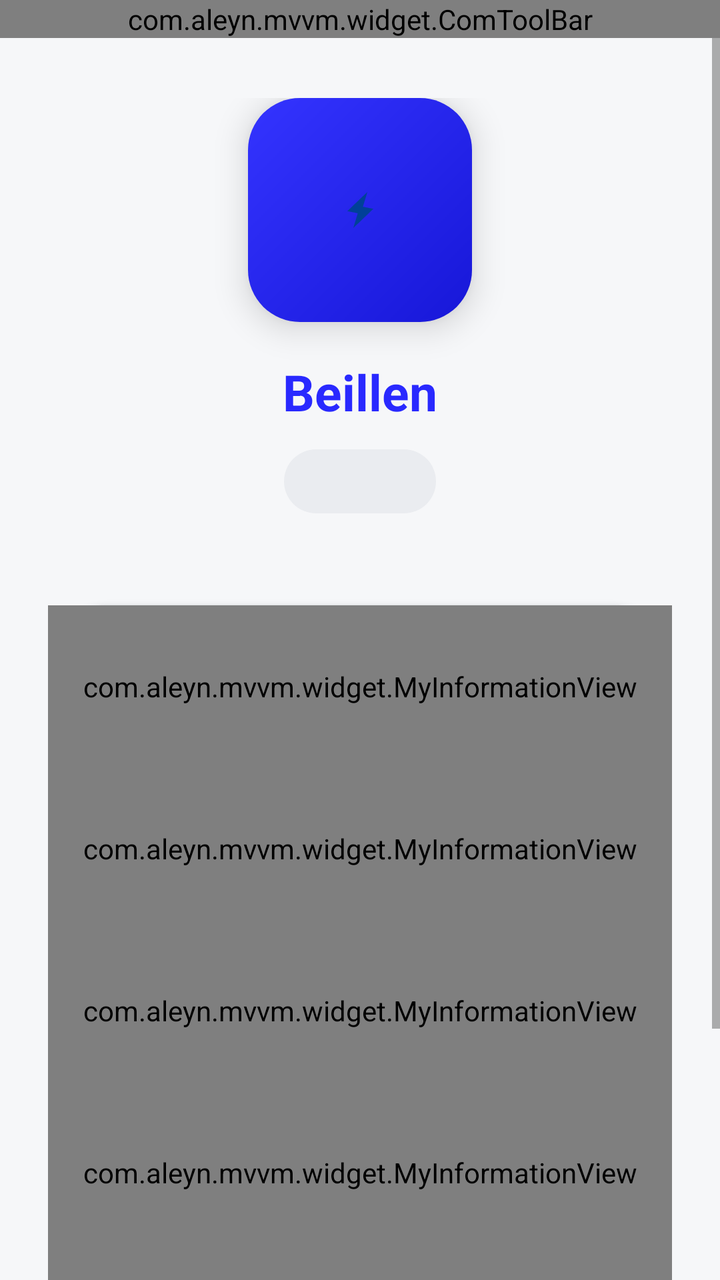
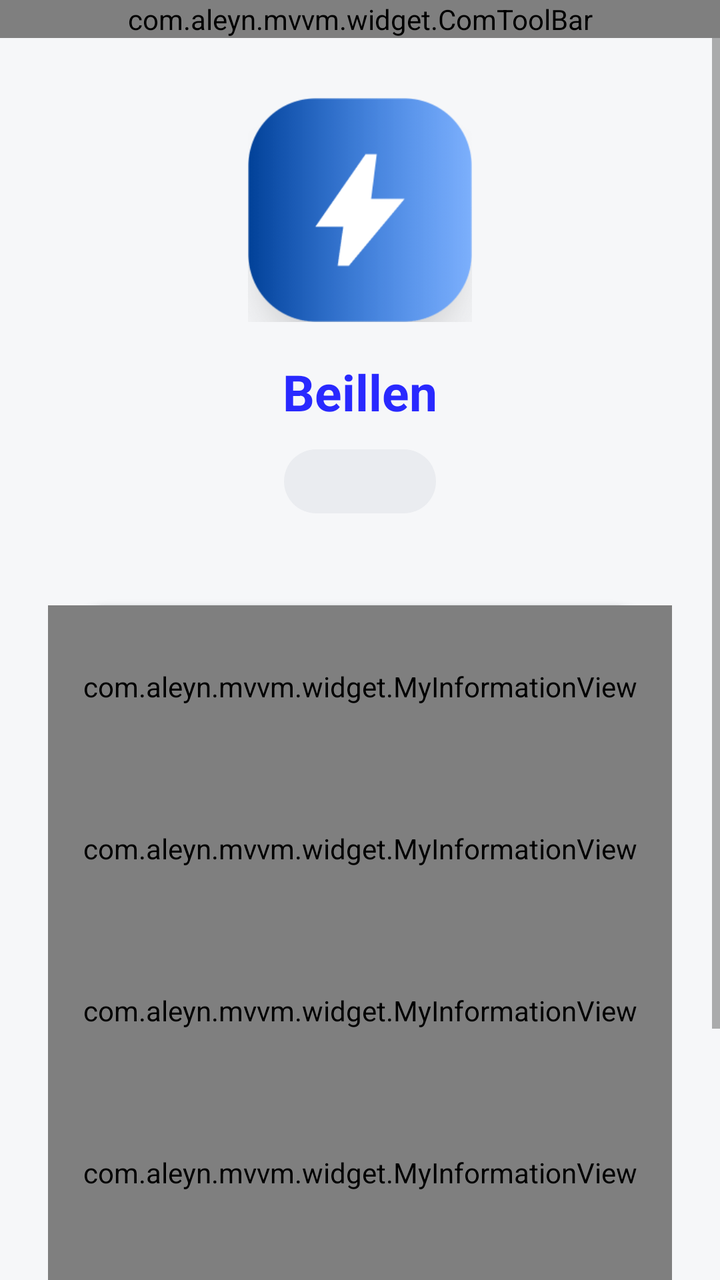

Before-and-after screenshots of an Android layout around one commit, followed by the original layout XML and the change that was made.
<!-- AndroidManifest.xml: application theme AppTheme -->
<!-- res/layout/activity_about.xml -->
<?xml version="1.0" encoding="utf-8"?>
<LinearLayout xmlns:android="http://schemas.android.com/apk/res/android"
    xmlns:app="http://schemas.android.com/apk/res-auto"
    android:layout_width="match_parent"
    android:layout_height="match_parent"
    android:background="@color/color_f6f7f9"
    android:orientation="vertical">

    <com.aleyn.mvvm.widget.ComToolBar
        android:id="@+id/toolbar"
        android:layout_width="match_parent"
        android:layout_height="wrap_content"
        android:background="@color/color_f6f7f9"
        app:tit_text="@string/about_title" />

    <ScrollView
        android:layout_width="match_parent"
        android:layout_height="0dp"
        android:layout_weight="1"
        android:clipToPadding="false"
        android:fillViewport="true"
        android:overScrollMode="never">

        <LinearLayout
            android:layout_width="match_parent"
            android:layout_height="match_parent"
            android:gravity="center_horizontal"
            android:orientation="vertical"
            android:paddingStart="24dp"
            android:paddingTop="30dp"
            android:paddingEnd="24dp"
            android:paddingBottom="28dp">

            <FrameLayout
                android:layout_width="112dp"
                android:layout_height="112dp"
                android:background="@drawable/bg_about_app_icon"
                android:elevation="10dp">

                <ImageView
                    android:layout_width="54dp"
                    android:layout_height="54dp"
                    android:layout_gravity="center"
                    android:contentDescription="@string/about_app_icon_description"
                    android:scaleType="centerInside"
                    android:src="@mipmap/ic_common_lightning_slanted"
                    app:tint="@color/color_ffffff" />
            </FrameLayout>

            <TextView
                android:layout_width="wrap_content"
                android:layout_height="wrap_content"
                android:layout_marginTop="18dp"
                android:text="@string/about_brand_name"
                android:textColor="@color/color_2929ff"
                android:textSize="25sp"
                android:textStyle="bold" />

            <TextView
                android:id="@+id/text_version"
                android:layout_width="wrap_content"
                android:layout_height="32dp"
                android:layout_marginTop="12dp"
                android:background="@drawable/bg_about_version"
                android:gravity="center"
                android:minWidth="76dp"
                android:paddingStart="15dp"
                android:paddingEnd="15dp"
                android:textColor="@color/color_77798d"
                android:textSize="14sp" />

            <LinearLayout
                android:layout_width="match_parent"
                android:layout_height="wrap_content"
                android:layout_marginTop="46dp"
                android:background="@drawable/bg_about_card"
                android:elevation="2dp"
                android:orientation="vertical">

                <com.aleyn.mvvm.widget.MyInformationView
                    android:id="@+id/item_app_version"
                    android:layout_width="match_parent"
                    android:layout_height="81dp"
                    app:is_show_arrow_right="true"
                    app:is_show_line="true"
                    app:left_icon="@mipmap/ic_information"
                    app:left_text="@string/about_app_version"
                    app:left_text_size="16sp"
                    app:right_arrow_icon="@mipmap/ic_chevron_right"
                    app:right_text_color="@color/color_77798d"
                    app:right_text_size="14sp" />

                <com.aleyn.mvvm.widget.MyInformationView
                    android:id="@+id/item_website"
                    android:layout_width="match_parent"
                    android:layout_height="81dp"
                    app:is_show_arrow_right="true"
                    app:is_show_line="true"
                    app:left_icon="@mipmap/ic_globe"
                    app:left_text="@string/about_website"
                    app:left_text_size="16sp"
                    app:right_arrow_icon="@mipmap/ic_chevron_right"
                    app:right_text="@string/about_website_display"
                    app:right_text_color="@color/color_2929ff"
                    app:right_text_size="14sp" />

                <com.aleyn.mvvm.widget.MyInformationView
                    android:id="@+id/item_phone"
                    android:layout_width="match_parent"
                    android:layout_height="81dp"
                    app:is_show_arrow_right="true"
                    app:is_show_line="true"
                    app:left_icon="@mipmap/ic_phone_outline"
                    app:left_text="@string/about_phone"
                    app:left_text_size="16sp"
                    app:right_arrow_icon="@mipmap/ic_chevron_right"
                    app:right_text="@string/about_phone_number"
                    app:right_text_color="@color/color_77798d"
                    app:right_text_size="14sp" />

                <com.aleyn.mvvm.widget.MyInformationView
                    android:id="@+id/item_email"
                    android:layout_width="match_parent"
                    android:layout_height="81dp"
                    app:is_show_arrow_right="true"
                    app:is_show_line="true"
                    app:left_icon="@mipmap/ic_email"
                    app:left_text="@string/about_email"
                    app:left_text_size="16sp"
                    app:right_arrow_icon="@mipmap/ic_chevron_right"
                    app:right_text="@string/about_email_address"
                    app:right_text_color="@color/color_77798d"
                    app:right_text_size="14sp" />

                <com.aleyn.mvvm.widget.MyInformationView
                    android:id="@+id/item_filing"
                    android:layout_width="match_parent"
                    android:layout_height="81dp"
                    app:is_show_arrow_right="true"
                    app:is_show_line="false"
                    app:left_icon="@mipmap/ic_security_shield"
                    app:left_text="@string/about_filing"
                    app:left_text_size="16sp"
                    app:right_arrow_icon="@mipmap/ic_chevron_right"
                    app:right_text="@string/about_filing_number"
                    app:right_text_color="@color/color_77798d"
                    app:right_text_size="13sp" />
            </LinearLayout>

            <Space
                android:layout_width="1dp"
                android:layout_height="0dp"
                android:layout_weight="1" />

            <LinearLayout
                android:layout_width="wrap_content"
                android:layout_height="44dp"
                android:gravity="center"
                android:orientation="horizontal">

                <TextView
                    android:id="@+id/text_user_agreement"
                    android:layout_width="wrap_content"
                    android:layout_height="match_parent"
                    android:gravity="center"
                    android:paddingStart="12dp"
                    android:paddingEnd="12dp"
                    android:text="@string/about_user_agreement"
                    android:textColor="@color/color_666a7c"
                    android:textSize="14sp" />

                <View
                    android:layout_width="1dp"
                    android:layout_height="14dp"
                    android:background="@color/color_c7c9ce" />

                <TextView
                    android:id="@+id/text_privacy_policy"
                    android:layout_width="wrap_content"
                    android:layout_height="match_parent"
                    android:gravity="center"
                    android:paddingStart="12dp"
                    android:paddingEnd="12dp"
                    android:text="@string/about_privacy_policy"
                    android:textColor="@color/color_666a7c"
                    android:textSize="14sp" />
            </LinearLayout>

            <TextView
                android:layout_width="wrap_content"
                android:layout_height="wrap_content"
                android:text="@string/about_copyright"
                android:textColor="@color/color_9a9da7"
                android:textSize="12sp" />
        </LinearLayout>
    </ScrollView>
</LinearLayout>
<!-- resources referenced by this layout -->
<resources>
  <color name="color_2929ff">#2929FF</color>
  <color name="color_666a7c">#666A7C</color>
  <color name="color_77798d">#77798D</color>
  <color name="color_9a9da7">#9A9DA7</color>
  <color name="color_c7c9ce">#C7C9CE</color>
  <color name="color_f6f7f9">#F6F7F9</color>
  <color name="color_ffffff">#FFFFFF</color>
  <!-- drawable bg_about_app_icon (drawable) -->
  <?xml version="1.0" encoding="utf-8"?>
  <shape xmlns:android="http://schemas.android.com/apk/res/android" android:shape="rectangle">
      <corners android:radius="26dp" />
      <gradient
          android:angle="315"
          android:endColor="@color/color_1717d8"
          android:startColor="@color/color_3434ff" />
  </shape>
  <!-- drawable bg_about_card (drawable) -->
  <?xml version="1.0" encoding="utf-8"?>
  <shape xmlns:android="http://schemas.android.com/apk/res/android" android:shape="rectangle">
      <corners android:radius="30dp" />
      <solid android:color="@color/color_ffffff" />
      <stroke android:width="1dp" android:color="@color/color_e2e5e9" />
  </shape>
  <!-- drawable bg_about_version (drawable) -->
  <?xml version="1.0" encoding="utf-8"?>
  <shape xmlns:android="http://schemas.android.com/apk/res/android" android:shape="rectangle">
      <corners android:radius="16dp" />
      <solid android:color="@color/color_eaecf0" />
  </shape>
  <!-- mipmap ic_chevron_right: png bitmap (mipmap-xxhdpi, 365 bytes) -->
  <!-- mipmap ic_common_lightning_slanted: png bitmap (mipmap-xxhdpi, 829 bytes) -->
  <!-- mipmap ic_email: png bitmap (mipmap-xxhdpi, 2731 bytes) -->
  <!-- mipmap ic_globe: png bitmap (mipmap-xxhdpi, 2091 bytes) -->
  <!-- mipmap ic_information: png bitmap (mipmap-xxhdpi, 1963 bytes) -->
  <!-- mipmap ic_phone_outline: png bitmap (mipmap-xxhdpi, 1368 bytes) -->
  <!-- mipmap ic_security_shield: png bitmap (mipmap-xxhdpi, 1268 bytes) -->
  <string name="about_app_icon_description">Beillen 应用图标</string>
  <string name="about_app_version">APP版本</string>
  <string name="about_brand_name">Beillen</string>
  <string name="about_copyright">© 2026 Beillen 嘉德科技</string>
  <string name="about_email">邮箱</string>
  <string name="about_email_address" translatable="false">support@beillen.com</string>
  <string name="about_filing">APP备案号</string>
  <string name="about_filing_number">粤ICP备xxxxxxxx号</string>
  <string name="about_phone">电话</string>
  <string name="about_phone_number" translatable="false">400-888-8888</string>
  <string name="about_privacy_policy">隐私政策</string>
  <string name="about_title">关于 Beillen</string>
  <string name="about_user_agreement">用户协议</string>
  <string name="about_website">官网</string>
  <string name="about_website_display" translatable="false">www.beillen.com</string>
  <style name="AppTheme" parent="Theme.AppCompat.Light.NoActionBar">
          
          <item name="colorPrimary">@color/color_008577</item>
          <item name="colorPrimaryDark">@color/color_00574b</item>
          <item name="colorAccent">@color/color_d81b60</item>
      </style>
  <color name="color_1717d8">#1717D8</color>
  <color name="color_3434ff">#3434FF</color>
  <color name="color_e2e5e9">#E2E5E9</color>
  <color name="color_eaecf0">#EAECF0</color>
  <color name="color_008577">#008577</color>
  <color name="color_00574b">#00574B</color>
  <color name="color_d81b60">#D81B60</color>
</resources>

<!-- the commit's change to res/layout/activity_about.xml (unified diff, before → after) -->
@@ -1,197 +1,188 @@
 <?xml version="1.0" encoding="utf-8"?>
 <LinearLayout xmlns:android="http://schemas.android.com/apk/res/android"
-    xmlns:app="http://schemas.android.com/apk/res-auto"
-    android:layout_width="match_parent"
-    android:layout_height="match_parent"
-    android:background="@color/color_f6f7f9"
-    android:orientation="vertical">
+        xmlns:app="http://schemas.android.com/apk/res-auto"
+        android:layout_width="match_parent"
+        android:layout_height="match_parent"
+        android:background="@color/color_f6f7f9"
+        android:orientation="vertical">
 
     <com.aleyn.mvvm.widget.ComToolBar
-        android:id="@+id/toolbar"
-        android:layout_width="match_parent"
-        android:layout_height="wrap_content"
-        android:background="@color/color_f6f7f9"
-        app:tit_text="@string/about_title" />
+            android:id="@+id/toolbar"
+            android:layout_width="match_parent"
+            android:layout_height="wrap_content"
+            android:background="@color/color_f6f7f9"
+            app:tit_text="@string/about_title" />
 
     <ScrollView
-        android:layout_width="match_parent"
-        android:layout_height="0dp"
-        android:layout_weight="1"
-        android:clipToPadding="false"
-        android:fillViewport="true"
-        android:overScrollMode="never">
+            android:layout_width="match_parent"
+            android:layout_height="0dp"
+            android:layout_weight="1"
+            android:clipToPadding="false"
+            android:fillViewport="true"
+            android:overScrollMode="never">
 
         <LinearLayout
-            android:layout_width="match_parent"
-            android:layout_height="match_parent"
-            android:gravity="center_horizontal"
-            android:orientation="vertical"
-            android:paddingStart="24dp"
-            android:paddingTop="30dp"
-            android:paddingEnd="24dp"
-            android:paddingBottom="28dp">
+                android:layout_width="match_parent"
+                android:layout_height="match_parent"
+                android:gravity="center_horizontal"
+                android:orientation="vertical"
+                android:paddingStart="24dp"
+                android:paddingTop="30dp"
+                android:paddingEnd="24dp"
+                android:paddingBottom="28dp">
 
-            <FrameLayout
-                android:layout_width="112dp"
-                android:layout_height="112dp"
-                android:background="@drawable/bg_about_app_icon"
-                android:elevation="10dp">
-
-                <ImageView
-                    android:layout_width="54dp"
-                    android:layout_height="54dp"
+            <ImageView
+                    android:layout_width="112dp"
+                    android:layout_height="112dp"
                     android:layout_gravity="center"
-                    android:contentDescription="@string/about_app_icon_description"
-                    android:scaleType="centerInside"
-                    android:src="@mipmap/ic_common_lightning_slanted"
-                    app:tint="@color/color_ffffff" />
-            </FrameLayout>
+                    android:scaleType="centerCrop"
+                    android:src="@mipmap/ic_logo" />
 
             <TextView
-                android:layout_width="wrap_content"
-                android:layout_height="wrap_content"
-                android:layout_marginTop="18dp"
-                android:text="@string/about_brand_name"
-                android:textColor="@color/color_2929ff"
-                android:textSize="25sp"
-                android:textStyle="bold" />
+                    android:layout_width="wrap_content"
+                    android:layout_height="wrap_content"
+                    android:text="@string/about_brand_name"
+                    android:layout_marginTop="18dp"
+                    android:textColor="@color/color_2929ff"
+                    android:textSize="25sp"
+                    android:textStyle="bold" />
 
             <TextView
-                android:id="@+id/text_version"
-                android:layout_width="wrap_content"
-                android:layout_height="32dp"
-                android:layout_marginTop="12dp"
-                android:background="@drawable/bg_about_version"
-                android:gravity="center"
-                android:minWidth="76dp"
-                android:paddingStart="15dp"
-                android:paddingEnd="15dp"
-                android:textColor="@color/color_77798d"
-                android:textSize="14sp" />
+                    android:id="@+id/text_version"
+                    android:layout_width="wrap_content"
+                    android:layout_height="32dp"
+                    android:layout_marginTop="12dp"
+                    android:background="@drawable/bg_about_version"
+                    android:gravity="center"
+                    android:minWidth="76dp"
+                    android:paddingStart="15dp"
+                    android:paddingEnd="15dp"
+                    android:textColor="@color/color_77798d"
+                    android:textSize="14sp" />
 
             <LinearLayout
-                android:layout_width="match_parent"
-                android:layout_height="wrap_content"
-                android:layout_marginTop="46dp"
-                android:background="@drawable/bg_about_card"
-                android:elevation="2dp"
-                android:orientation="vertical">
+                    android:layout_width="match_parent"
+                    android:layout_height="wrap_content"
+                    android:layout_marginTop="46dp"
+                    android:background="@drawable/bg_about_card"
+                    android:elevation="2dp"
+                    android:orientation="vertical">
 
                 <com.aleyn.mvvm.widget.MyInformationView
-                    android:id="@+id/item_app_version"
-                    android:layout_width="match_parent"
-                    android:layout_height="81dp"
-                    app:is_show_arrow_right="true"
-                    app:is_show_line="true"
-                    app:left_icon="@mipmap/ic_information"
-                    app:left_text="@string/about_app_version"
-                    app:left_text_size="16sp"
-                    app:right_arrow_icon="@mipmap/ic_chevron_right"
-                    app:right_text_color="@color/color_77798d"
-                    app:right_text_size="14sp" />
+                        android:id="@+id/item_app_version"
+                        android:layout_width="match_parent"
+                        android:layout_height="81dp"
+                        app:is_show_arrow_right="true"
+                        app:is_show_line="true"
+                        app:left_icon="@mipmap/ic_information"
+                        app:left_text="@string/about_app_version"
+                        app:left_text_size="16sp"
+                        app:right_arrow_icon="@mipmap/ic_chevron_right"
+                        app:right_text_color="@color/color_77798d"
+                        app:right_text_size="14sp" />
 
                 <com.aleyn.mvvm.widget.MyInformationView
-                    android:id="@+id/item_website"
-                    android:layout_width="match_parent"
-                    android:layout_height="81dp"
-                    app:is_show_arrow_right="true"
-                    app:is_show_line="true"
-                    app:left_icon="@mipmap/ic_globe"
-                    app:left_text="@string/about_website"
-                    app:left_text_size="16sp"
-                    app:right_arrow_icon="@mipmap/ic_chevron_right"
-                    app:right_text="@string/about_website_display"
-                    app:right_text_color="@color/color_2929ff"
-                    app:right_text_size="14sp" />
+                        android:id="@+id/item_website"
+                        android:layout_width="match_parent"
+                        android:layout_height="81dp"
+                        app:is_show_arrow_right="true"
+                        app:is_show_line="true"
+                        app:left_icon="@mipmap/ic_globe"
+                        app:left_text="@string/about_website"
+                        app:left_text_size="16sp"
+                        app:right_arrow_icon="@mipmap/ic_chevron_right"
+                        app:right_text="@string/about_website_display"
+                        app:right_text_color="@color/color_2929ff"
+                        app:right_text_size="14sp" />
 
                 <com.aleyn.mvvm.widget.MyInformationView
-                    android:id="@+id/item_phone"
-                    android:layout_width="match_parent"
-                    android:layout_height="81dp"
-                    app:is_show_arrow_right="true"
-                    app:is_show_line="true"
-                    app:left_icon="@mipmap/ic_phone_outline"
-                    app:left_text="@string/about_phone"
-                    app:left_text_size="16sp"
-                    app:right_arrow_icon="@mipmap/ic_chevron_right"
-                    app:right_text="@string/about_phone_number"
-                    app:right_text_color="@color/color_77798d"
-                    app:right_text_size="14sp" />
+                        android:id="@+id/item_phone"
+                        android:layout_width="match_parent"
+                        android:layout_height="81dp"
+                        app:is_show_arrow_right="true"
+                        app:is_show_line="true"
+                        app:left_icon="@mipmap/ic_phone_outline"
+                        app:left_text="@string/about_phone"
+                        app:left_text_size="16sp"
+                        app:right_arrow_icon="@mipmap/ic_chevron_right"
+                        app:right_text="@string/about_phone_number"
+                        app:right_text_color="@color/color_77798d"
+                        app:right_text_size="14sp" />
 
                 <com.aleyn.mvvm.widget.MyInformationView
-                    android:id="@+id/item_email"
-                    android:layout_width="match_parent"
-                    android:layout_height="81dp"
-                    app:is_show_arrow_right="true"
-                    app:is_show_line="true"
-                    app:left_icon="@mipmap/ic_email"
-                    app:left_text="@string/about_email"
-                    app:left_text_size="16sp"
-                    app:right_arrow_icon="@mipmap/ic_chevron_right"
-                    app:right_text="@string/about_email_address"
-                    app:right_text_color="@color/color_77798d"
-                    app:right_text_size="14sp" />
+                        android:id="@+id/item_email"
+                        android:layout_width="match_parent"
+                        android:layout_height="81dp"
+                        app:is_show_arrow_right="true"
+                        app:is_show_line="true"
+                        app:left_icon="@mipmap/ic_a_email"
+                        app:left_text="@string/about_email"
+                        app:left_text_size="16sp"
+                        app:right_arrow_icon="@mipmap/ic_chevron_right"
+                        app:right_text="@string/about_email_address"
+                        app:right_text_color="@color/color_77798d"
+                        app:right_text_size="14sp" />
 
                 <com.aleyn.mvvm.widget.MyInformationView
-                    android:id="@+id/item_filing"
-                    android:layout_width="match_parent"
-                    android:layout_height="81dp"
-                    app:is_show_arrow_right="true"
-                    app:is_show_line="false"
-                    app:left_icon="@mipmap/ic_security_shield"
-                    app:left_text="@string/about_filing"
-                    app:left_text_size="16sp"
-                    app:right_arrow_icon="@mipmap/ic_chevron_right"
-                    app:right_text="@string/about_filing_number"
-                    app:right_text_color="@color/color_77798d"
-                    app:right_text_size="13sp" />
+                        android:id="@+id/item_filing"
+                        android:layout_width="match_parent"
+                        android:layout_height="81dp"
+                        app:is_show_arrow_right="true"
+                        app:is_show_line="false"
+                        app:left_icon="@mipmap/ic_security_shield"
+                        app:left_text="@string/about_filing"
+                        app:left_text_size="16sp"
+                        app:right_arrow_icon="@mipmap/ic_chevron_right"
+                        app:right_text="@string/about_filing_number"
+                        app:right_text_color="@color/color_77798d"
+                        app:right_text_size="13sp" />
             </LinearLayout>
 
             <Space
-                android:layout_width="1dp"
-                android:layout_height="0dp"
-                android:layout_weight="1" />
+                    android:layout_width="1dp"
+                    android:layout_height="0dp"
+                    android:layout_weight="1" />
 
             <LinearLayout
-                android:layout_width="wrap_content"
-                android:layout_height="44dp"
-                android:gravity="center"
-                android:orientation="horizontal">
+                    android:layout_width="wrap_content"
+                    android:layout_height="44dp"
+                    android:gravity="center"
+                    android:orientation="horizontal">
 
                 <TextView
-                    android:id="@+id/text_user_agreement"
-                    android:layout_width="wrap_content"
-                    android:layout_height="match_parent"
-                    android:gravity="center"
-                    android:paddingStart="12dp"
-                    android:paddingEnd="12dp"
-                    android:text="@string/about_user_agreement"
-                    android:textColor="@color/color_666a7c"
-                    android:textSize="14sp" />
+                        android:id="@+id/text_user_agreement"
+                        android:layout_width="wrap_content"
+                        android:layout_height="match_parent"
+                        android:gravity="center"
+                        android:paddingStart="12dp"
+                        android:paddingEnd="12dp"
+                        android:text="@string/about_user_agreement"
+                        android:textColor="@color/color_666a7c"
+                        android:textSize="14sp" />
 
                 <View
-                    android:layout_width="1dp"
-                    android:layout_height="14dp"
-                    android:background="@color/color_c7c9ce" />
+                        android:layout_width="1dp"
+                        android:layout_height="14dp"
+                        android:background="@color/color_c7c9ce" />
 
                 <TextView
-                    android:id="@+id/text_privacy_policy"
-                    android:layout_width="wrap_content"
-                    android:layout_height="match_parent"
-                    android:gravity="center"
-                    android:paddingStart="12dp"
-                    android:paddingEnd="12dp"
-                    android:text="@string/about_privacy_policy"
-                    android:textColor="@color/color_666a7c"
-                    android:textSize="14sp" />
+                        android:id="@+id/text_privacy_policy"
+                        android:layout_width="wrap_content"
+                        android:layout_height="match_parent"
+                        android:gravity="center"
+                        android:paddingStart="12dp"
+                        android:paddingEnd="12dp"
+                        android:text="@string/about_privacy_policy"
+                        android:textColor="@color/color_666a7c"
+                        android:textSize="14sp" />
             </LinearLayout>
 
             <TextView
-                android:layout_width="wrap_content"
-                android:layout_height="wrap_content"
-                android:text="@string/about_copyright"
-                android:textColor="@color/color_9a9da7"
-                android:textSize="12sp" />
+                    android:layout_width="wrap_content"
+                    android:layout_height="wrap_content"
+                    android:text="@string/about_copyright"
+                    android:textColor="@color/color_9a9da7"
+                    android:textSize="12sp" />
         </LinearLayout>
     </ScrollView>
 </LinearLayout>
<!-- resource entries referenced after the edit -->
@@ -7,15 +7,6 @@
   <color name="color_c7c9ce">#C7C9CE</color>
   <color name="color_f6f7f9">#F6F7F9</color>
   <color name="color_ffffff">#FFFFFF</color>
-  <!-- drawable bg_about_app_icon (drawable) -->
-  <?xml version="1.0" encoding="utf-8"?>
-  <shape xmlns:android="http://schemas.android.com/apk/res/android" android:shape="rectangle">
-      <corners android:radius="26dp" />
-      <gradient
-          android:angle="315"
-          android:endColor="@color/color_1717d8"
-          android:startColor="@color/color_3434ff" />
-  </shape>
   <!-- drawable bg_about_card (drawable) -->
   <?xml version="1.0" encoding="utf-8"?>
   <shape xmlns:android="http://schemas.android.com/apk/res/android" android:shape="rectangle">
@@ -29,14 +20,13 @@
       <corners android:radius="16dp" />
       <solid android:color="@color/color_eaecf0" />
   </shape>
+  <!-- mipmap ic_a_email: png bitmap (mipmap-xxhdpi, 980 bytes) -->
   <!-- mipmap ic_chevron_right: png bitmap (mipmap-xxhdpi, 365 bytes) -->
-  <!-- mipmap ic_common_lightning_slanted: png bitmap (mipmap-xxhdpi, 829 bytes) -->
-  <!-- mipmap ic_email: png bitmap (mipmap-xxhdpi, 2731 bytes) -->
   <!-- mipmap ic_globe: png bitmap (mipmap-xxhdpi, 2091 bytes) -->
   <!-- mipmap ic_information: png bitmap (mipmap-xxhdpi, 1963 bytes) -->
+  <!-- mipmap ic_logo: png bitmap (mipmap-xxhdpi, 10866 bytes) -->
   <!-- mipmap ic_phone_outline: png bitmap (mipmap-xxhdpi, 1368 bytes) -->
   <!-- mipmap ic_security_shield: png bitmap (mipmap-xxhdpi, 1268 bytes) -->
-  <string name="about_app_icon_description">Beillen 应用图标</string>
   <string name="about_app_version">APP版本</string>
   <string name="about_brand_name">Beillen</string>
   <string name="about_copyright">© 2026 Beillen 嘉德科技</string>
@@ -57,8 +47,6 @@
           <item name="colorPrimaryDark">@color/color_00574b</item>
           <item name="colorAccent">@color/color_d81b60</item>
       </style>
-  <color name="color_1717d8">#1717D8</color>
-  <color name="color_3434ff">#3434FF</color>
   <color name="color_e2e5e9">#E2E5E9</color>
   <color name="color_eaecf0">#EAECF0</color>
   <color name="color_008577">#008577</color>
